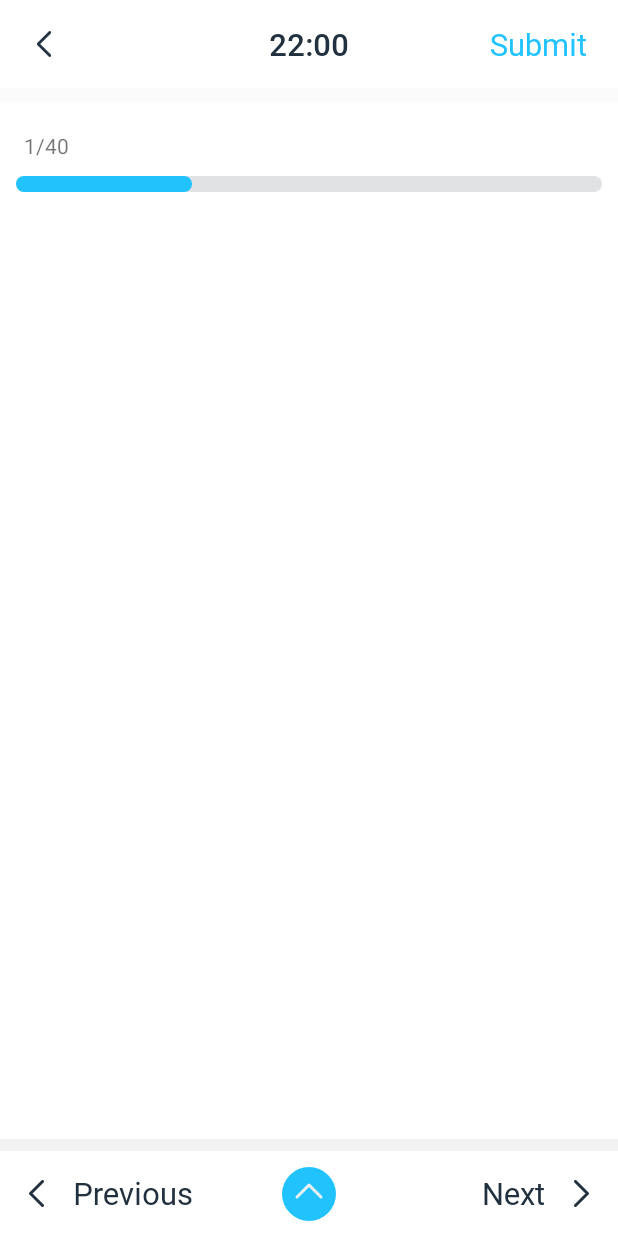
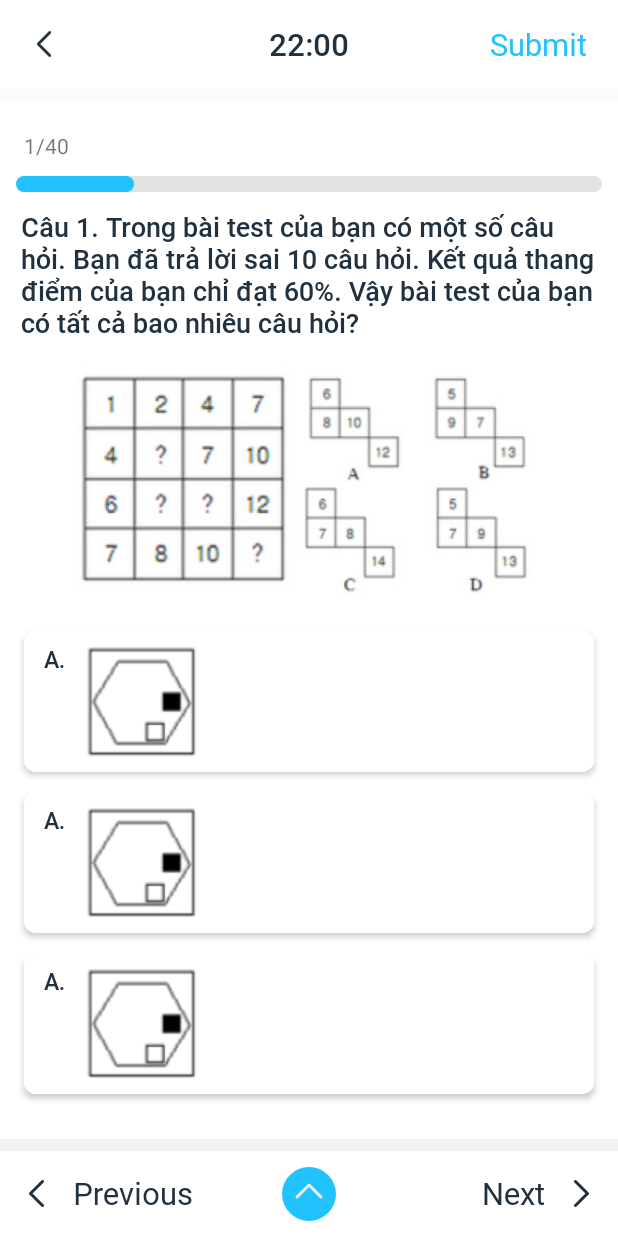
Before and after one commit to dungvuhanoivietnam/quiztest, an Android app: the layout activity_question.xml on its own in the app's theme, with its tools: preview values and no code run, on a phone screen of 412 x 824 dp. Run offline under Robolectric (Android 15) with nearby library versions, the phone set to English and light mode, and no system bars.

Commit message:
create ui success, ui submit result

```diff
--- a/TestIQ/src/main/res/layout/activity_question.xml
+++ b/TestIQ/src/main/res/layout/activity_question.xml
@@ -70,28 +70,34 @@
         android:layout_marginStart="@dimen/_8sdp"
         android:layout_marginTop="@dimen/_4sdp"
         android:layout_marginEnd="@dimen/_8sdp"
-        android:max="100"
-        tools:progress="30"
+        android:max="5"
         android:progressDrawable="@drawable/customer_progressbar"
         app:layout_constraintEnd_toEndOf="parent"
         app:layout_constraintStart_toStartOf="parent"
-        app:layout_constraintTop_toBottomOf="@id/result" />
+        app:layout_constraintTop_toBottomOf="@id/result"
+        tools:progress="1" />
 
     <androidx.viewpager2.widget.ViewPager2
         android:id="@+id/page_question"
         android:layout_width="match_parent"
         android:layout_height="0sp"
+        android:visibility="gone"
         app:layout_constraintBottom_toTopOf="@id/line2"
         app:layout_constraintTop_toBottomOf="@id/pb_money"
         app:layout_constraintVertical_bias="1.0"
         tools:layout_editor_absoluteX="-48dp" />
 
-    <androidx.constraintlayout.widget.ConstraintLayout
-        android:visibility="gone"
+    <ScrollView
         android:layout_width="match_parent"
         android:layout_height="0sp"
+        android:fillViewport="true"
         app:layout_constraintBottom_toTopOf="@id/iv_up"
         app:layout_constraintTop_toBottomOf="@+id/pb_money">
+
+        <androidx.constraintlayout.widget.ConstraintLayout
+            android:layout_width="match_parent"
+            android:layout_height="0sp"
+            android:visibility="visible">
 
             <androidx.appcompat.widget.AppCompatTextView
                 android:id="@+id/question_name"
@@ -100,13 +106,23 @@
                 android:layout_marginStart="@dimen/_11ssp"
                 android:layout_marginTop="@dimen/_8sdp"
                 android:layout_marginEnd="@dimen/_11ssp"
-            android:text="Câu 1. Trong bài test của bạn có một số câu hỏi. Bạn đã trả lời sai 10 câu hỏi. Kết quả thang điểm của bạn chỉ đạt 60%. Vậy bài test của bạn có tất cả bao nhiêu câu hỏi?"
+                tools:text="Câu 1. Trong bài test của bạn có một số câu hỏi. Bạn đã trả lời sai 10 câu hỏi. Kết quả thang điểm của bạn chỉ đạt 60%. Vậy bài test của bạn có tất cả bao nhiêu câu hỏi?"
                 android:textColor="#22313F"
                 android:textSize="@dimen/_14ssp"
                 app:fontFamily="@font/roboto_medium"
                 app:layout_constraintEnd_toEndOf="parent"
                 app:layout_constraintStart_toStartOf="parent"
                 app:layout_constraintTop_toTopOf="parent" />
+
+            <androidx.appcompat.widget.AppCompatImageView
+                android:id="@+id/img_question"
+                android:layout_width="match_parent"
+                android:layout_height="@dimen/_120sdp"
+                android:layout_margin="@dimen/_11ssp"
+                android:visibility="gone"
+                tools:visibility="visible"
+                android:src="@drawable/image_quetstion"
+                app:layout_constraintTop_toBottomOf="@+id/question_name" />
 
             <androidx.recyclerview.widget.RecyclerView
                 android:id="@+id/rcl_options_answer"
@@ -117,9 +133,10 @@
                 android:layout_marginEnd="@dimen/_8sdp"
                 app:layoutManager="androidx.recyclerview.widget.LinearLayoutManager"
                 app:layout_constraintBottom_toBottomOf="parent"
-            app:layout_constraintTop_toBottomOf="@+id/question_name"
+                app:layout_constraintTop_toBottomOf="@+id/img_question"
                 tools:listitem="@layout/item_answer_image" />
         </androidx.constraintlayout.widget.ConstraintLayout>
+    </ScrollView>
 
     <View
         android:id="@+id/line2"
@@ -188,20 +205,20 @@
 
     <View
         android:id="@+id/view_next"
+        android:layout_width="0sp"
+        android:layout_height="0sp"
+        app:layout_constraintBottom_toBottomOf="@+id/iv_up"
+        app:layout_constraintEnd_toEndOf="parent"
         app:layout_constraintStart_toEndOf="@+id/iv_up"
-        app:layout_constraintEnd_toEndOf="parent"
-        app:layout_constraintBottom_toBottomOf="@+id/iv_up"
-        app:layout_constraintTop_toTopOf="@id/iv_up"
-        android:layout_width="0sp"
-        android:layout_height="0sp"/>
+        app:layout_constraintTop_toTopOf="@id/iv_up" />
 
     <View
         android:id="@+id/view_previous"
+        android:layout_width="0sp"
+        android:layout_height="0sp"
+        app:layout_constraintBottom_toBottomOf="@+id/iv_up"
+        app:layout_constraintEnd_toStartOf="@+id/iv_up"
         app:layout_constraintStart_toStartOf="parent"
-        app:layout_constraintEnd_toStartOf="@+id/iv_up"
-        app:layout_constraintBottom_toBottomOf="@+id/iv_up"
-        app:layout_constraintTop_toTopOf="@id/iv_up"
-        android:layout_width="0sp"
-        android:layout_height="0sp"/>
+        app:layout_constraintTop_toTopOf="@id/iv_up" />
 
 </androidx.constraintlayout.widget.ConstraintLayout>
--- a/TestIQ/src/main/res/layout/item_check_bottom_sheet.xml
+++ b/TestIQ/src/main/res/layout/item_check_bottom_sheet.xml
@@ -3,6 +3,7 @@
     xmlns:app="http://schemas.android.com/apk/res-auto"
     android:layout_width="wrap_content"
     android:layout_height="wrap_content"
+    android:layout_marginBottom="@dimen/_6sdp"
     android:layout_marginTop="@dimen/_6sdp"
     android:layout_marginStart="@dimen/_5sdp"
     android:layout_marginEnd="@dimen/_5sdp">
@@ -11,7 +12,7 @@
         android:id="@+id/iv_"
         android:layout_width="@dimen/_36sdp"
         android:layout_height="@dimen/_36sdp"
-        android:src="@drawable/bg_oval_"
+        android:src="@drawable/bg_oval_active"
         app:layout_constraintStart_toStartOf="parent"
         app:layout_constraintTop_toTopOf="parent" />
 
```
Also changed, not shown: TestIQ/src/main/res/drawable/bg_oval_disable.xml (added, +11 -0 lines), TestIQ/src/main/res/drawable/ic_success.xml (added, +45 -0 lines), TestIQ/src/main/res/layout/dialog_result_api.xml (added, +75 -0 lines), TestIQ/src/main/res/drawable/bg_oval_active.xml (renamed from TestIQ/src/main/res/drawable/bg_oval_.xml), TestIQ/src/main/res/drawable/image_quetstion.png (added). Lines whose indentation alone changed are shown as unchanged.
